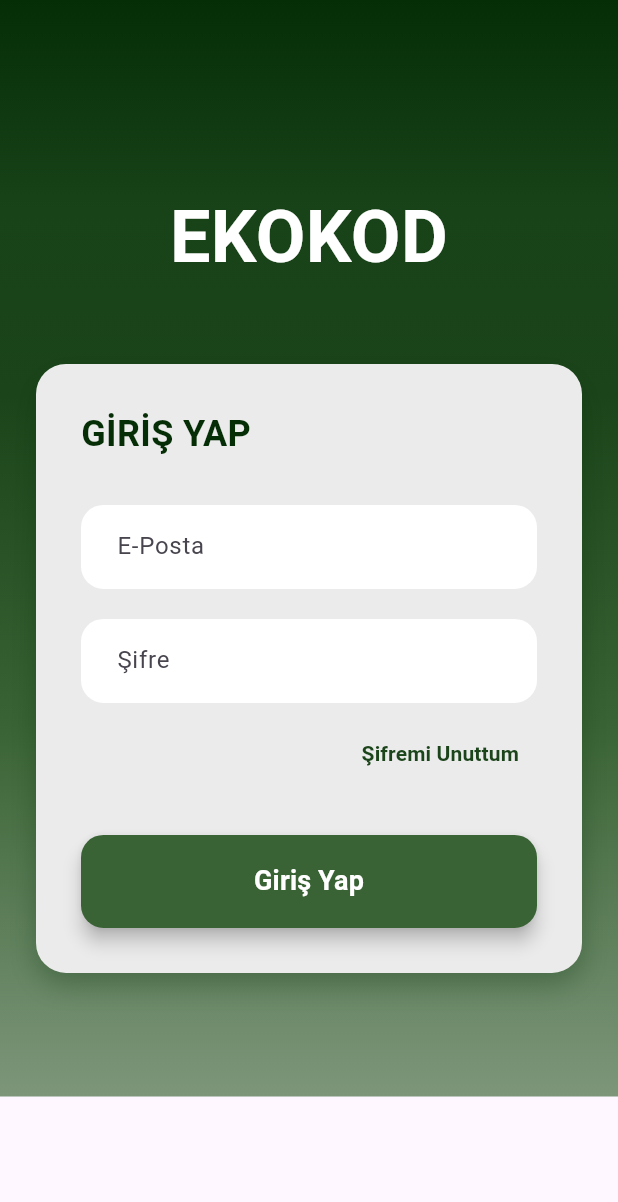
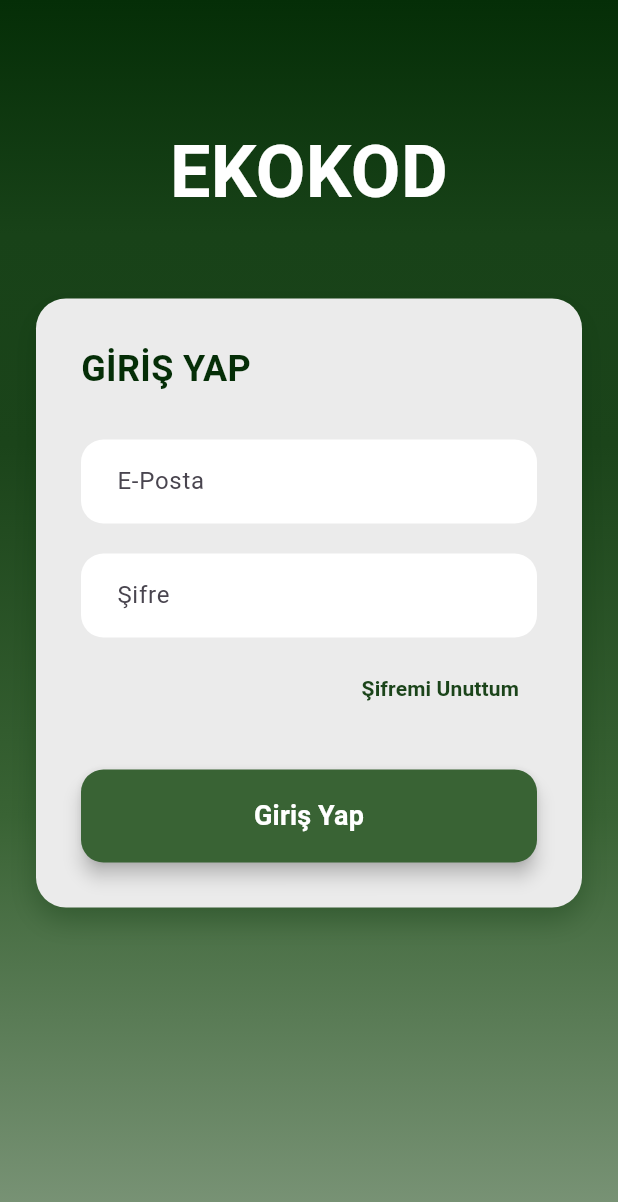
Before and after one commit to htcesyl/ekokod_mobile_app, a Flutter app: the screen it shows after launch, after a tap on "Şifremi Unuttum", on a phone screen of 412 x 824 dp. Shown: the top 1202 px of the screen. Run offline on Flutter 3.47's test engine with Material 3 defaults, Android fonts, the phone set to English and light mode, and no system bars; our stand-ins replace go_router.

Commit message:
login page layover and routes fixed

```diff
--- a/ekokod_mobile_app/lib/core/constants/routes.dart
+++ b/ekokod_mobile_app/lib/core/constants/routes.dart
@@ -1,6 +1,11 @@
-class Routes {
-  static const String startRoute = '/';
-  static const String loginRoute = '/login';
-  static const String homeRoute = '/home';
-  // ... diğer rotalar
+class RoutePaths {
+  static const String start = '/';
+  static const String login = '/login';
+  static const String home = '/home';
 }
+
+class RouteNames {
+  static const String start = 'start';
+  static const String login = 'login';
+  static const String home = 'home';
+}
--- a/ekokod_mobile_app/lib/core/router/app_router.dart
+++ b/ekokod_mobile_app/lib/core/router/app_router.dart
@@ -6,35 +6,27 @@ import '../../presentation/start/start_page.dart'; // StartPage'in yolu
 
 class AppRouter {
   static final GoRouter router = GoRouter(
-    // Uygulama başladığında gösterilecek ilk rota
-    initialLocation: Routes.startRoute,
-
+    initialLocation: RoutePaths.start,
     routes: [
-      // START SAYFASI (Splash/Yükleme Ekranı)
       GoRoute(
-        path: Routes.startRoute,
-        name: Routes.startRoute,
+        path: RoutePaths.start,
+        name: RouteNames.start,
         builder: (context, state) => const StartPage(),
       ),
-
-      // GİRİŞ SAYFASI
       GoRoute(
-        path: Routes.loginRoute,
-        name: Routes.loginRoute,
+        path: RoutePaths.login,
+        name: RouteNames.login,
         builder: (context, state) => const LoginPage(),
       ),
-
-      // ANA SAYFA
       GoRoute(
-        path: Routes.homeRoute,
-        name: Routes.homeRoute,
+        path: RoutePaths.home,
+        name: RouteNames.home,
         builder:
-            (context, state) => const Placeholder(
-              child: Center(child: Text("Home Page (Ana Sayfa)")),
+            (context, state) => const Scaffold(
+              body: Center(child: Text("Home Page (Ana Sayfa)")),
             ),
       ),
     ],
-
     errorBuilder:
         (context, state) => Scaffold(
           body: Center(
--- a/ekokod_mobile_app/lib/presentation/auth/pages/login_page.dart
+++ b/ekokod_mobile_app/lib/presentation/auth/pages/login_page.dart
@@ -1,34 +1,43 @@
 import 'package:flutter/material.dart';
-
-// Renk ve Gradyanları import edin
 import '../../../core/constants/app_themes.dart';
-// Rotaları import edin (Kullanılacaksa)
-import '../../../core/router/app_router.dart';
+import 'package:go_router/go_router.dart';
+import '../../../core/constants/routes.dart';
 
 class LoginPage extends StatelessWidget {
   const LoginPage({super.key});
 
   @override
   Widget build(BuildContext context) {
-    // Sayfanın iskeleti ve arkaplan gradyanı
     return Scaffold(
-      body: Container(
-        decoration: const BoxDecoration(
-          // appBackgroundGradient, app_themes.dart'ta tanımladığımız gradyan
-          gradient: loginBackgroundGradient,
+      // Klavye açılınca ekran yüksekliği küçülsün (AndroidManifest'te adjustResize de var)
+      resizeToAvoidBottomInset: true,
+      body: Stack(
+        children: [
+          // --- Arka plan: klavyeden bağımsız, tam ekran ---
+          const Positioned.fill(
+            child: DecoratedBox(
+              decoration: BoxDecoration(gradient: loginBackgroundGradient),
             ),
-        // Klavye açıldığında taşmayı önler
-        child: SingleChildScrollView(
+          ),
+
+          // --- İçerik: sadece yatay padding, klavye için extra bottom padding YOK ---
+          SafeArea(
+            child: LayoutBuilder(
+              builder: (context, constraints) {
+                // adjustResize ile constraints.maxHeight klavye açılınca küçülür
+                return SingleChildScrollView(
+                  keyboardDismissBehavior:
+                      ScrollViewKeyboardDismissBehavior.onDrag,
                   padding: const EdgeInsets.symmetric(horizontal: 24.0),
+                  child: ConstrainedBox(
+                    constraints: BoxConstraints(
+                      minHeight: constraints.maxHeight,
+                    ),
                     child: Column(
-            mainAxisAlignment: MainAxisAlignment.center,
                       crossAxisAlignment: CrossAxisAlignment.stretch,
-            children: <Widget>[
-              // Uygulama başlığının üstündeki boşluk
-              SizedBox(height: MediaQuery.of(context).size.height * 0.15),
-
-              // 1. "EKOKOD" Başlığı
-              const Text(
+                      children: const [
+                        SizedBox(height: 80),
+                        Text(
                           'EKOKOD',
                           textAlign: TextAlign.center,
                           style: TextStyle(
@@ -37,17 +46,17 @@ class LoginPage extends StatelessWidget {
                             fontWeight: FontWeight.bold,
                           ),
                         ),
-
-              const SizedBox(height: 50),
-
-              // 2. Giriş Kartı (Ana Widget)
-              const _LoginCard(),
-
-              // Giriş kartının altındaki boşluk
-              SizedBox(height: MediaQuery.of(context).size.height * 0.1),
+                        SizedBox(height: 50),
+                        _LoginCard(),
+                        SizedBox(height: 40),
                       ],
                     ),
                   ),
+                );
+              },
+            ),
+          ),
+        ],
       ),
     );
   }
@@ -126,7 +135,7 @@ class _LoginCardState extends State<_LoginCard> {
             child: TextButton(
               onPressed: () {
                 // TODO: Şifremi Unuttum İşlemi (Pop-up veya yeni sayfa)
-                print('Şifremi Unuttum Tıklandı');
+                debugPrint('Şifremi Unuttum Tıklandı');
               },
               child: const Text(
                 'Şifremi Unuttum',
@@ -146,8 +155,9 @@ class _LoginCardState extends State<_LoginCard> {
               // TODO: Giriş Yap Cubit/Command Tetikleme İşlemi buraya gelecek
               final email = _emailController.text;
               final password = _passwordController.text;
-              print('Giriş Denemesi: $email / $password');
+              debugPrint('Giriş Denemesi: $email / $password');
               // Navigator.of(context).pushReplacementNamed(Routes.homeRoute); // Başarılıysa yönlendirme
+              context.goNamed(RouteNames.home); //geçici yönlendirme
             },
             style: ElevatedButton.styleFrom(
               backgroundColor: AppColors.lightGreen, // Yeşil buton rengi
--- a/ekokod_mobile_app/lib/presentation/start/start_page.dart
+++ b/ekokod_mobile_app/lib/presentation/start/start_page.dart
@@ -29,7 +29,7 @@ class _StartPageState extends State<StartPage> {
     // 4. GoRouter ile yönlendir:
     if (mounted) {
       // Widget'ın hala ekranda olup olmadığını kontrol edin
-      context.goNamed(Routes.loginRoute);
+      context.goNamed(RouteNames.login);
     }
   }
 
```
Also changed, not shown: 2 other files. Lines whose indentation alone changed are shown as unchanged.
